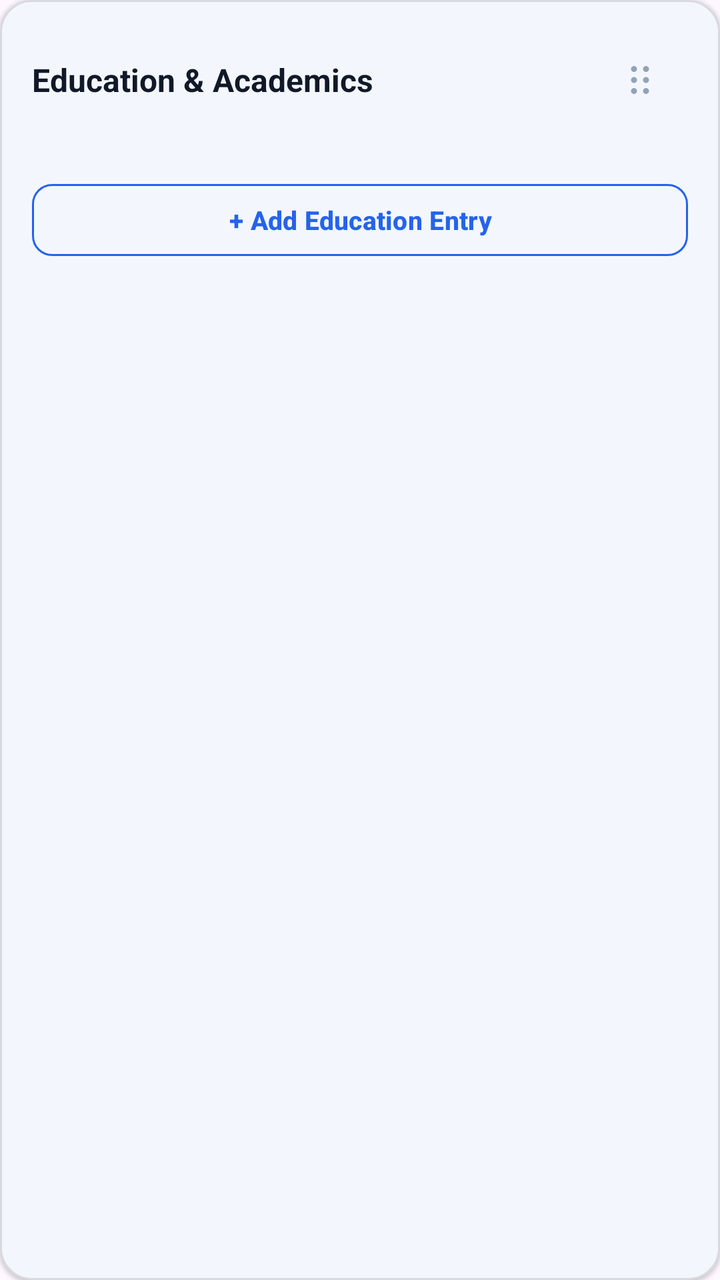
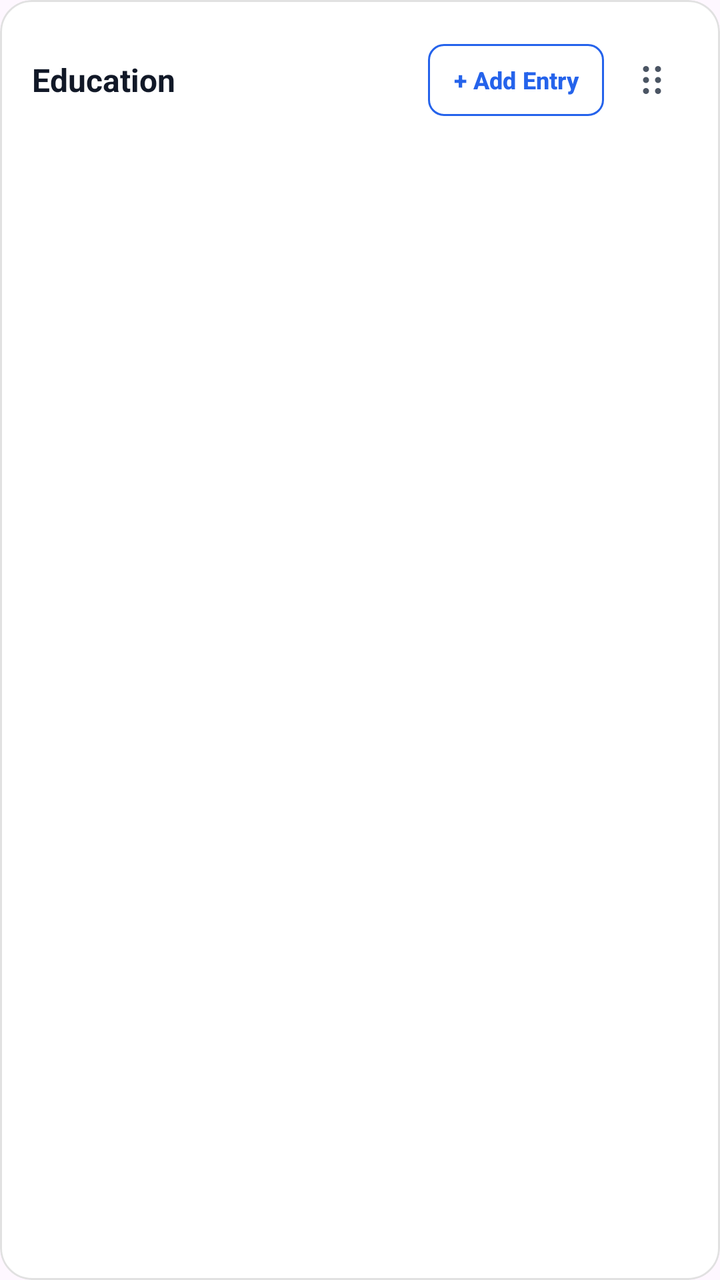

Compare the two renders of this Android layout. The source of the first and the diff that turns it into the second are given below.
<!-- AndroidManifest.xml: application theme Theme.MyApplication -->
<!-- res/layout/item_education.xml -->
<?xml version="1.0" encoding="utf-8"?>
<com.google.android.material.card.MaterialCardView xmlns:android="http://schemas.android.com/apk/res/android"
    xmlns:app="http://schemas.android.com/apk/res-auto"
    android:layout_width="match_parent"
    android:layout_height="wrap_content"
    android:layout_marginBottom="16dp"
    app:cardBackgroundColor="@color/app_surface"
    app:cardCornerRadius="16dp"
    app:cardElevation="1dp"
    app:strokeColor="@color/app_border"
    app:strokeWidth="1dp">

    <LinearLayout
        android:layout_width="match_parent"
        android:layout_height="wrap_content"
        android:orientation="vertical"
        android:padding="16dp">

        
        <RelativeLayout
            android:layout_width="match_parent"
            android:layout_height="wrap_content"
            android:layout_marginBottom="8dp">

            <TextView
                android:id="@+id/tvSectionTitle"
                android:layout_width="wrap_content"
                android:layout_height="wrap_content"
                android:layout_alignParentStart="true"
                android:layout_centerVertical="true"
                android:text="@string/section_title_education"
                android:textColor="@color/app_text_primary"
                android:textSize="16sp"
                android:textStyle="bold" />

            <ImageView
                android:id="@+id/ivDragHandle"
                android:layout_width="48dp"
                android:layout_height="48dp"
                android:layout_alignParentEnd="true"
                android:layout_centerVertical="true"
                android:background="?attr/selectableItemBackgroundBorderless"
                android:contentDescription="Drag to reorder section"
                android:padding="12dp"
                android:src="@drawable/ic_drag_handle" />

        </RelativeLayout>

        
        <LinearLayout
            android:id="@+id/llEducationEntries"
            android:layout_width="match_parent"
            android:layout_height="wrap_content"
            android:orientation="vertical" />

        
        <com.google.android.material.button.MaterialButton
            android:id="@+id/btnAddEducation"
            style="?attr/materialButtonOutlinedStyle"
            android:layout_width="match_parent"
            android:layout_height="44dp"
            android:layout_marginTop="16dp"
            android:text="@string/action_add_education"
            android:textSize="13sp"
            android:textStyle="bold"
            app:cornerRadius="10dp"
            app:strokeColor="@color/app_primary" />

    </LinearLayout>

</com.google.android.material.card.MaterialCardView>
<!-- resources referenced by this layout -->
<resources>
  <color name="app_border">#1E000000</color>
  <color name="app_primary">#2563EB</color>
  <color name="app_surface">#FFFFFF</color>
  <color name="app_text_primary">#111827</color>
  <!-- drawable ic_drag_handle (drawable) -->
  <vector xmlns:android="http://schemas.android.com/apk/res/android"
      android:width="24dp"
      android:height="24dp"
      android:viewportWidth="24"
      android:viewportHeight="24">
      
      <path
          android:fillColor="#94A3B8"
          android:pathData="M9,5a1.5,1.5 0 1,1 0,3 1.5,1.5 0 0,1 0,-3zM9,10.5a1.5,1.5 0 1,1 0,3 1.5,1.5 0 0,1 0,-3zM9,16a1.5,1.5 0 1,1 0,3 1.5,1.5 0 0,1 0,-3zM15,5a1.5,1.5 0 1,1 0,3 1.5,1.5 0 0,1 0,-3zM15,10.5a1.5,1.5 0 1,1 0,3 1.5,1.5 0 0,1 0,-3zM15,16a1.5,1.5 0 1,1 0,3 1.5,1.5 0 0,1 0,-3z" />
  </vector>
  <string name="action_add_education">+ Add Education Entry</string>
  <string name="section_title_education">Education &amp; Academics</string>
  <style name="Theme.MyApplication" parent="Theme.Material3.DayNight.NoActionBar">
          <item name="colorPrimary">@color/app_primary</item>
          <item name="colorOnPrimary">#FFFFFF</item>
          <item name="colorPrimaryContainer">@color/app_primary_container</item>
          <item name="colorOnPrimaryContainer">#1D4ED8</item>
          <item name="colorSecondary">#475569</item>
          <item name="colorSecondaryContainer">@color/chip_bg_color</item>
          <item name="colorOnSecondaryContainer">@color/chip_text_color</item>
          <item name="colorSurface">@color/app_surface</item>
          <item name="colorOnSurface">@color/app_text_primary</item>
          <item name="colorSurfaceVariant">@color/chip_bg_color</item>
          <item name="colorOnSurfaceVariant">@color/app_text_muted</item>
          <item name="colorOutline">@color/chip_stroke_color</item>
          <item name="colorOutlineVariant">@color/app_border</item>
          <item name="android:statusBarColor">@color/app_background</item>
          <item name="android:windowLightStatusBar">true</item>
          <item name="colorTertiary">@color/app_primary</item>
          <item name="colorTertiaryContainer">@color/chip_bg_color</item>
          <item name="colorOnTertiaryContainer">@color/chip_text_color</item>
          <item name="chipStyle">@style/Widget.App.SkillChip</item>
          <item name="bottomSheetDialogTheme">@style/AppBottomSheetDialogTheme</item>
      </style>
  <color name="app_primary_container">#1A2563EB</color>
  <color name="chip_bg_color">#F0F4F8</color>
  <color name="chip_text_color">#0F172A</color>
  <color name="app_text_muted">#6B7280</color>
  <color name="chip_stroke_color">#CBD5E1</color>
  <color name="app_background">#F4F5F7</color>
  <style name="Widget.App.SkillChip" parent="Widget.Material3.Chip.Assist">
          <item name="chipBackgroundColor">@color/chip_bg_color</item>
          <item name="chipStrokeColor">@color/chip_stroke_color</item>
          <item name="chipStrokeWidth">1dp</item>
          <item name="chipCornerRadius">8dp</item>
          <item name="android:textColor">@color/chip_text_color</item>
          <item name="closeIconTint">@color/chip_close_icon_tint</item>
      </style>
  <style name="AppBottomSheetDialogTheme" parent="Theme.Material3.DayNight.BottomSheetDialog">
          <item name="colorSurfaceContainerLow">@color/app_surface</item>
          <item name="bottomSheetStyle">@style/AppModalBottomSheet</item>
      </style>
  <color name="chip_close_icon_tint">#64748B</color>
  <style name="AppModalBottomSheet" parent="Widget.Material3.BottomSheet.Modal">
          <item name="backgroundTint">@color/app_surface</item>
      </style>
</resources>

<!-- the commit's change to res/layout/item_education.xml (unified diff, before → after) -->
@@ -6,7 +6,7 @@
     android:layout_marginBottom="16dp"
     app:cardBackgroundColor="@color/app_surface"
     app:cardCornerRadius="16dp"
-    app:cardElevation="1dp"
+    app:cardElevation="0dp"
     app:strokeColor="@color/app_border"
     app:strokeWidth="1dp">
 
@@ -17,34 +17,49 @@
         android:padding="16dp">
 
         
-        <RelativeLayout
+        <LinearLayout
             android:layout_width="match_parent"
-            android:layout_height="wrap_content"
+            android:layout_height="48dp"
+            android:gravity="center_vertical"
+            android:orientation="horizontal"
             android:layout_marginBottom="8dp">
 
             <TextView
                 android:id="@+id/tvSectionTitle"
-                android:layout_width="wrap_content"
+                android:layout_width="0dp"
                 android:layout_height="wrap_content"
-                android:layout_alignParentStart="true"
-                android:layout_centerVertical="true"
+                android:layout_weight="1"
                 android:text="@string/section_title_education"
                 android:textColor="@color/app_text_primary"
                 android:textSize="16sp"
                 android:textStyle="bold" />
 
+            <com.google.android.material.button.MaterialButton
+                android:id="@+id/btnAddEducation"
+                style="?attr/materialButtonOutlinedStyle"
+                android:layout_width="wrap_content"
+                android:layout_height="36dp"
+                android:layout_marginEnd="6dp"
+                android:insetTop="0dp"
+                android:insetBottom="0dp"
+                android:paddingHorizontal="12dp"
+                android:text="@string/action_add_education"
+                android:textSize="12sp"
+                android:textStyle="bold"
+                app:cornerRadius="8dp"
+                app:strokeColor="@color/app_primary" />
+
             <ImageView
                 android:id="@+id/ivDragHandle"
-                android:layout_width="48dp"
-                android:layout_height="48dp"
-                android:layout_alignParentEnd="true"
-                android:layout_centerVertical="true"
+                android:layout_width="36dp"
+                android:layout_height="36dp"
                 android:background="?attr/selectableItemBackgroundBorderless"
-                android:contentDescription="Drag to reorder section"
-                android:padding="12dp"
-                android:src="@drawable/ic_drag_handle" />
+                android:contentDescription="@string/cd_drag_reorder_section"
+                android:padding="6dp"
+                android:src="@drawable/ic_drag_handle"
+                app:tint="@color/app_text_secondary" />
 
-        </RelativeLayout>
+        </LinearLayout>
 
         
         <LinearLayout
@@ -53,19 +68,6 @@
             android:layout_height="wrap_content"
             android:orientation="vertical" />
 
-        
-        <com.google.android.material.button.MaterialButton
-            android:id="@+id/btnAddEducation"
-            style="?attr/materialButtonOutlinedStyle"
-            android:layout_width="match_parent"
-            android:layout_height="44dp"
-            android:layout_marginTop="16dp"
-            android:text="@string/action_add_education"
-            android:textSize="13sp"
-            android:textStyle="bold"
-            app:cornerRadius="10dp"
-            app:strokeColor="@color/app_primary" />
-
     </LinearLayout>
 
 </com.google.android.material.card.MaterialCardView>
<!-- resource entries referenced after the edit -->
@@ -4,6 +4,7 @@
   <color name="app_primary">#2563EB</color>
   <color name="app_surface">#FFFFFF</color>
   <color name="app_text_primary">#111827</color>
+  <color name="app_text_secondary">#4B5563</color>
   <!-- drawable ic_drag_handle (drawable) -->
   <vector xmlns:android="http://schemas.android.com/apk/res/android"
       android:width="24dp"
@@ -12,11 +13,12 @@
       android:viewportHeight="24">
       
       <path
-          android:fillColor="#94A3B8"
+          android:fillColor="@color/app_text_secondary"
           android:pathData="M9,5a1.5,1.5 0 1,1 0,3 1.5,1.5 0 0,1 0,-3zM9,10.5a1.5,1.5 0 1,1 0,3 1.5,1.5 0 0,1 0,-3zM9,16a1.5,1.5 0 1,1 0,3 1.5,1.5 0 0,1 0,-3zM15,5a1.5,1.5 0 1,1 0,3 1.5,1.5 0 0,1 0,-3zM15,10.5a1.5,1.5 0 1,1 0,3 1.5,1.5 0 0,1 0,-3zM15,16a1.5,1.5 0 1,1 0,3 1.5,1.5 0 0,1 0,-3z" />
   </vector>
-  <string name="action_add_education">+ Add Education Entry</string>
-  <string name="section_title_education">Education &amp; Academics</string>
+  <string name="action_add_education">+ Add Entry</string>
+  <string name="cd_drag_reorder_section">Drag to reorder section</string>
+  <string name="section_title_education">Education</string>
   <style name="Theme.MyApplication" parent="Theme.Material3.DayNight.NoActionBar">
           <item name="colorPrimary">@color/app_primary</item>
           <item name="colorOnPrimary">#FFFFFF</item>
